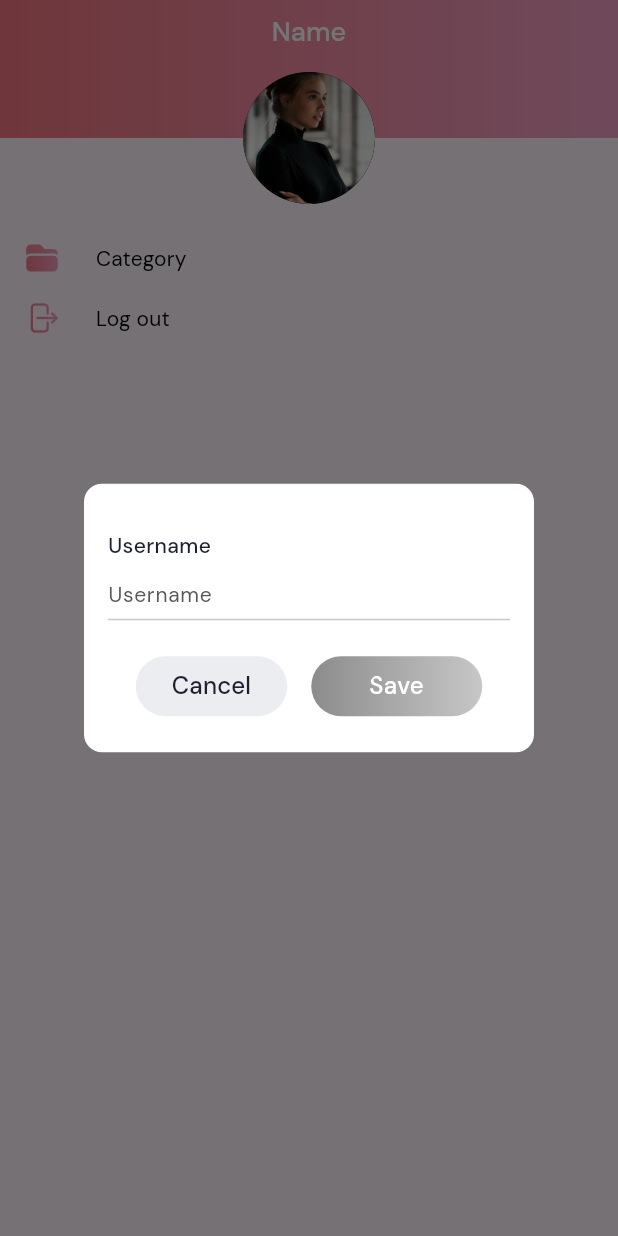
After one commit to L2T-Team/Pocketbook, a Flutter app: the SettingView screen opened by its route, after a tap on "Name", on a phone screen of 412 x 824 dp. The commit adds this screen. Run offline on Flutter 3.47's test engine with Material 3 defaults, Android fonts, the phone set to English and light mode, and no system bars; our stand-ins replace cached_network_image, cloud_firestore, connectivity_plus, dartz, dio, easy_debounce and 13 more; missing offline and left inert: tap_debouncer; accounts and stored records are empty.

Commit message:
10 - Update name + Hình ảnh Profile

```diff
--- /dev/null
+++ b/lib/model/responses/user_model.dart
@@ -0,0 +1,43 @@
+class AvatarModel {
+  String? id;
+  String? avatar;
+
+  AvatarModel({
+    this.id,
+    this.avatar,
+  });
+
+  AvatarModel.fromJson(dynamic json) {
+    id = json['id'] ?? '';
+    avatar = json['avatar'] ?? '';
+  }
+
+  Map<String, dynamic> toJson() {
+    return {
+      'id': id,
+      'avatar': avatar,
+    };
+  }
+}
+
+class UserNameModel {
+  String? id;
+  String? username;
+
+  UserNameModel({
+    this.id,
+    this.username,
+  });
+
+  UserNameModel.fromJson(dynamic json) {
+    id = json['id'] ?? '';
+    username = json['username'] ?? '';
+  }
+
+  Map<String, dynamic> toJson() {
+    return {
+      'id': id,
+      'username': username,
+    };
+  }
+}
--- a/lib/utils/app_constant.dart
+++ b/lib/utils/app_constant.dart
@@ -149,6 +149,8 @@ class EventConstant {
   static const String categoryEvent = 'category_event';
   static const String transactionEvent = 'transaction_event';
   static const String navigateHomeEvent = 'navigate_home_event';
+  static const String updateAvatarEvent = 'update_avatar_event';
+
 }
 
 /// CollectionConstant
@@ -157,6 +159,8 @@ class CollectionConstant {
   static const String category = 'Category';
   static const String transaction = 'Transaction';
   static const String kidConfirm = 'Kid-Confirm';
+  static const String avatar = 'Avatar';
+  static const String username = 'User-Name';
 }
 
 /// AppConstant
--- a/lib/views/home/home_view.dart
+++ b/lib/views/home/home_view.dart
@@ -24,6 +24,7 @@ class HomeView extends GetWidget<HomeController> {
                   total: controller.total.value,
                   income: controller.income.value,
                   expense: controller.expense.value,
+                  avatarUrl: controller.avatarUrl.value
                 ),
               ),
 
--- a/lib/views/setting/add_edit_category/add_edit_category_controller.dart
+++ b/lib/views/setting/add_edit_category/add_edit_category_controller.dart
@@ -121,7 +121,6 @@ class AddEditCategoryController extends GetxController {
 
       uploadTask.whenComplete(() async {
         imageUrl.value = await storageRef.getDownloadURL();
-        // AppConstant.imageBaseUrl + nameImage;
         isLoading(false);
         validateButtonAction();
       });
@@ -170,7 +169,7 @@ class AddEditCategoryController extends GetxController {
       isLoading(false);
     } catch (_) {
       isLoading(false);
-      AppHelper.showError(LanguageKey.somethingWentWrong.tr);
+      // AppHelper.showError(LanguageKey.somethingWentWrong.tr);
     }
   }
 }
--- a/lib/views/setting/add_edit_category/add_edit_category_view.dart
+++ b/lib/views/setting/add_edit_category/add_edit_category_view.dart
@@ -1,5 +1,4 @@
 import 'package:cached_network_image/cached_network_image.dart';
-import 'package:flutter/cupertino.dart';
 import 'package:flutter/material.dart';
 import 'package:flutter_spinkit/flutter_spinkit.dart';
 import 'package:get/get.dart';
--- a/lib/views/setting/setting_controller.dart
+++ b/lib/views/setting/setting_controller.dart
@@ -1,9 +1,24 @@
+import 'dart:io';
+
+import 'package:cloud_firestore/cloud_firestore.dart';
+import 'package:firebase_auth/firebase_auth.dart';
+import 'package:firebase_storage/firebase_storage.dart';
 import 'package:flutter/material.dart';
 import 'package:get/get.dart';
+import 'package:image_cropper/image_cropper.dart';
+import 'package:image_picker/image_picker.dart';
+import 'package:pocketbook/language/language.dart';
+import 'package:pocketbook/model/responses/user_model.dart';
+import 'package:pocketbook/my_app.dart';
+import 'package:pocketbook/utils/app_constant.dart';
+import 'package:pocketbook/utils/app_helper.dart';
 import 'package:pocketbook/utils/app_routes.dart';
+import 'package:pocketbook/views/setting/add_edit_category/widget/photo_popup.dart';
+import 'package:pocketbook/views/setting/widget/edit_username_popup.dart';
 import 'package:pocketbook/views/setting/widget/logout_popup.dart';
 import 'package:shared_preferences/shared_preferences.dart';
 import 'package:pocketbook/repos/auth_repo.dart';
+import 'package:uuid/uuid.dart';
 
 class SettingController extends GetxController {
   AuthRepo authRepo;
@@ -14,10 +29,75 @@ class SettingController extends GetxController {
     required this.sharedPreferences,
   });
 
+  final Rx<bool> isLoading = Rx<bool>(false);
+  final Rx<String> avatarUrl = Rx<String>('');
+  final Rx<String> username = Rx<String>('');
+  final FocusNode focusNodeUsername = FocusNode();
+  final TextEditingController controllerUsername = TextEditingController();
+  final Rx<bool> isFocusUsername = Rx<bool>(false);
+  final Rxn<AvatarModel> avatarModel = Rxn<AvatarModel>();
+  final Rxn<UserNameModel> usernameModel = Rxn<UserNameModel>();
+
   /// Init
   @override
   void onInit() {
     super.onInit();
+    focusNodeUsername.addListener(_onFocusChangeUsername);
+
+    ///
+    getAvatar();
+    getUserName();
+  }
+
+  @override
+  void dispose() {
+    super.dispose();
+    focusNodeUsername.removeListener(_onFocusChangeUsername);
+    focusNodeUsername.dispose();
+  }
+
+  void _onFocusChangeUsername() {
+    isFocusUsername.value = focusNodeUsername.hasFocus;
+  }
+
+  //////////////////////////////////////////////////////////
+  /// Get Avatar
+  //////////////////////////////////////////////////////////
+  void getAvatar() async {
+    try {
+      final user = FirebaseAuth.instance.currentUser;
+      final itemFirebase = (await FirebaseFirestore.instance
+          .collection(CollectionConstant.user)
+          .doc(user?.uid ?? '')
+          .collection(CollectionConstant.avatar)
+          .doc(user?.uid ?? '')
+          .get());
+      final AvatarModel avatarF = AvatarModel.fromJson(itemFirebase);
+      if ((avatarF.avatar ?? '').isNotEmpty) {
+        avatarModel.value = avatarF;
+        avatarUrl.value = avatarModel.value?.avatar ?? '';
+      }
+    } catch (_) {}
+  }
+
+  //////////////////////////////////////////////////////////
+  /// Get Username
+  //////////////////////////////////////////////////////////
+  void getUserName() async {
+    try {
+      final user = FirebaseAuth.instance.currentUser;
+      final itemFirebase = (await FirebaseFirestore.instance
+          .collection(CollectionConstant.user)
+          .doc(user?.uid ?? '')
+          .collection(CollectionConstant.username)
+          .doc(user?.uid ?? '')
+          .get());
+      final UserNameModel userF = UserNameModel.fromJson(itemFirebase);
+      if ((userF.username ?? '').isNotEmpty) {
+        usernameModel.value = userF;
+        username.value = usernameModel.value?.username ?? '';
+      }
+    } catch (_) {}
   }
 
   /// Logout Action
@@ -35,4 +115,139 @@ class SettingController extends GetxController {
   void navigateCategory() {
     Get.toNamed(RoutesName.category);
   }
+
+  /// Photo Action
+  void photoAction(BuildContext context) {
+    showDialog(
+      context: context,
+      useSafeArea: false,
+      builder: (context) {
+        return PhotoPopup(
+          takePhoto: (XFile file) {
+            cropCircleImage(context, file);
+          },
+          choosePhoto: (XFile file) {
+            cropCircleImage(context, file);
+          },
+        );
+      },
+    );
+  }
+
+  /// Edit Username
+  void editUserNameAction(BuildContext context) {
+    controllerUsername.text = username.value;
+    showDialog(
+      context: context,
+      useSafeArea: false,
+      builder: (context) {
+        return Obx(
+          () => EditUsernamePopup(
+            confirmAction: () async {
+              try {
+                final user = FirebaseAuth.instance.currentUser;
+                final UserNameModel request = UserNameModel(
+                  id: user?.uid ?? '',
+                  username: controllerUsername.text,
+                );
+                if (usernameModel.value == null) {
+                  /// Add New
+                  await FirebaseFirestore.instance
+                      .collection(CollectionConstant.user)
+                      .doc(user?.uid ?? '')
+                      .collection(CollectionConstant.username)
+                      .doc(user?.uid ?? '')
+                      .set(request.toJson());
+                } else {
+                  /// Edit
+                  await FirebaseFirestore.instance
+                      .collection(CollectionConstant.user)
+                      .doc(user?.uid ?? '')
+                      .collection(CollectionConstant.username)
+                      .doc(user?.uid ?? '')
+                      .update(request.toJson());
+                }
+                usernameModel.value = request;
+                username.value = usernameModel.value?.username ?? '';
+                isLoading(false);
+              } catch (_) {
+                isLoading(false);
+                AppHelper.showError(LanguageKey.somethingWentWrong.tr);
+              }
+            },
+            focusNodeUsername: focusNodeUsername,
+            controllerUsername: controllerUsername,
+            isFocusUsername: isFocusUsername.value,
+          ),
+        );
+      },
+    );
+  }
+
+  /// Crop Circle Image
+  void cropCircleImage(BuildContext context, XFile file) async {
+    try {
+      CroppedFile? croppedFile = await ImageCropper().cropImage(
+        sourcePath: file.path,
+        aspectRatioPresets: [
+          CropAspectRatioPreset.square,
+        ],
+        cropStyle: CropStyle.circle,
+        uiSettings: [
+          AndroidUiSettings(
+              toolbarTitle: '',
+              toolbarColor: Colors.deepOrange,
+              toolbarWidgetColor: Colors.white,
+              initAspectRatio: CropAspectRatioPreset.original,
+              lockAspectRatio: false),
+          IOSUiSettings(
+            title: '',
+          ),
+          WebUiSettings(
+            context: context,
+          ),
+        ],
+      );
+      isLoading(true);
+
+      /// Upload
+      final path = croppedFile?.path ?? '';
+      final nameImage = '${const Uuid().v4()}.jpg';
+      final metadata = SettableMetadata(contentType: "image/jpeg");
+      final storageRef = FirebaseStorage.instance.ref().child(nameImage);
+      final uploadTask = storageRef.putFile(File(path), metadata);
+
+      uploadTask.whenComplete(() async {
+        avatarUrl.value = await storageRef.getDownloadURL();
+        final user = FirebaseAuth.instance.currentUser;
+        final AvatarModel request = AvatarModel(
+          id: user?.uid ?? '',
+          avatar: avatarUrl.value,
+        );
+        if (avatarModel.value == null) {
+          /// Add New
+          await FirebaseFirestore.instance
+              .collection(CollectionConstant.user)
+              .doc(user?.uid ?? '')
+              .collection(CollectionConstant.avatar)
+              .doc(user?.uid ?? '')
+              .set(request.toJson());
+        } else {
+          /// Edit
+          await FirebaseFirestore.instance
+              .collection(CollectionConstant.user)
+              .doc(user?.uid ?? '')
+              .collection(CollectionConstant.avatar)
+              .doc(user?.uid ?? '')
+              .update(request.toJson());
+        }
+        avatarModel.value = request;
+        eventBus.fire(EventConstant.updateAvatarEvent);
+        isLoading(false);
+      });
+    } catch (_) {
+      isLoading(false);
+      // AppHelper.showError(LanguageKey.somethingWentWrong.tr);
+    }
+  }
 }
--- a/lib/views/setting/setting_view.dart
+++ b/lib/views/setting/setting_view.dart
@@ -1,8 +1,8 @@
-
 import 'package:flutter/material.dart';
 import 'package:get/get.dart';
 import 'package:pocketbook/language/language.dart';
 import 'package:pocketbook/utils/app_asset.dart';
+import 'package:pocketbook/utils/app_helper.dart';
 import 'package:pocketbook/utils/app_style.dart';
 import 'package:pocketbook/views/setting/setting_controller.dart';
 import 'package:pocketbook/views/setting/widget/avatar_header_widget.dart';
@@ -16,10 +16,24 @@ class SettingView extends GetWidget<SettingController> {
       resizeToAvoidBottomInset: false,
       body: GestureDetector(
         onTap: () => FocusScope.of(context).unfocus(),
-        child: Column(
+        child: Stack(
+          children: [
+            Column(
               children: [
                 /// Header
-            const AvatarHeaderWidget(username: 'Lam Le',),
+                Obx(
+                  () => AvatarHeaderWidget(
+                    username: controller.username.value,
+                    avatarUrl: controller.avatarUrl.value,
+                    onTapAvatar: () {
+                      controller.photoAction(context);
+                    },
+                    onTapUserName: () {
+                      controller.editUserNameAction(context);
+                    },
+                  ),
+                ),
+
                 /// Body
                 Expanded(
                   child: Column(
@@ -43,6 +57,13 @@ class SettingView extends GetWidget<SettingController> {
                       ),
                     ],
                   ),
+                ),
+              ],
+            ),
+
+            /// Loading
+            Obx(
+              () => AppHelper.buildLoading(controller.isLoading.value),
             ),
           ],
         ),
--- a/lib/views/setting/widget/avatar_header_widget.dart
+++ b/lib/views/setting/widget/avatar_header_widget.dart
@@ -1,13 +1,22 @@
-import 'package:flutter/cupertino.dart';
-import 'package:flutter/widgets.dart';
+import 'package:cached_network_image/cached_network_image.dart';
+import 'package:flutter/material.dart';
+import 'package:flutter_spinkit/flutter_spinkit.dart';
+import 'package:pocketbook/language/language.dart';
 import 'package:pocketbook/utils/app_asset.dart';
 import 'package:pocketbook/utils/app_style.dart';
+import 'package:get/get.dart';
 
 class AvatarHeaderWidget extends StatelessWidget {
   final String username;
+  final String avatarUrl;
+  final Function onTapAvatar;
+  final Function onTapUserName;
   const AvatarHeaderWidget({
     super.key,
     required this.username,
+    required this.avatarUrl,
+    required this.onTapAvatar,
+    required this.onTapUserName,
   });
 
   @override
@@ -33,14 +42,27 @@ class AvatarHeaderWidget extends StatelessWidget {
                 height: 42,
                 margin: const EdgeInsets.symmetric(horizontal: 10),
                 alignment: Alignment.center,
+                child: TextButton(
+                  style: TextButton.styleFrom(
+                    minimumSize: Size.zero,
+                    padding: EdgeInsets.zero,
+                    tapTargetSize: MaterialTapTargetSize.shrinkWrap,
+                  ),
+                  onPressed: () {
+                    onTapUserName();
+                  },
+                  child: Padding(
+                    padding: const EdgeInsets.symmetric(horizontal: 12, vertical: 8),
                     child: Text(
-                  username,
+                      username.isEmpty ? LanguageKey.name.tr : username,
                       textAlign: TextAlign.center,
                       style: TextStyles.mediumTextStyle(
                         size: 18.0,
                         color: AppColor.white,
                       ),
                       maxLines: 1,
+                    ),
+                  ),
                 ),
               ),
             ],
@@ -60,7 +82,28 @@ class AvatarHeaderWidget extends StatelessWidget {
               borderRadius: BorderRadius.circular(44.0),
               color: AppColor.grey1E2A3B,
             ),
-            child: Image.asset(
+            child: TextButton(
+              style: TextButton.styleFrom(
+                minimumSize: Size.zero,
+                padding: EdgeInsets.zero,
+                tapTargetSize: MaterialTapTargetSize.shrinkWrap,
+              ),
+              onPressed: () {
+                onTapAvatar();
+              },
+              child: ClipRRect(
+                borderRadius: BorderRadius.circular(44.0),
+                child: (avatarUrl).isNotEmpty
+                    ? CachedNetworkImage(
+                        imageUrl: (avatarUrl),
+                        width: 88.0,
+                        height: 88.0,
+                        fit: BoxFit.cover,
+                        placeholder: (context, url) => SpinKitCircle(
+                          color: Colors.black.withOpacity(0.5),
+                        ),
+                      )
+                    : Image.asset(
                         AppImages.icAvatar,
                         width: 88.0,
                         height: 88.0,
@@ -68,6 +111,8 @@ class AvatarHeaderWidget extends StatelessWidget {
                       ),
               ),
             ),
+          ),
+        ),
       ],
     );
   }
--- /dev/null
+++ b/lib/views/setting/widget/edit_username_popup.dart
@@ -0,0 +1,193 @@
+import 'package:flutter/material.dart';
+import 'package:pocketbook/language/language.dart';
+import 'package:pocketbook/utils/app_style.dart';
+import 'package:get/get.dart';
+import 'package:pocketbook/views/login/widget/text_field_widget.dart';
+
+class EditUsernamePopup extends StatefulWidget {
+  final Function confirmAction;
+  final FocusNode focusNodeUsername;
+  final TextEditingController controllerUsername;
+  final bool isFocusUsername;
+  const EditUsernamePopup({
+    super.key,
+    required this.confirmAction,
+    required this.focusNodeUsername,
+    required this.controllerUsername,
+    required this.isFocusUsername,
+  });
+
+  @override
+  State<StatefulWidget> createState() {
+    return EditUsernamePopupState();
+  }
+}
+
+class EditUsernamePopupState extends State<EditUsernamePopup> {
+  bool isEnableButton = false;
+
+  @override
+  void initState() {
+    super.initState();
+    validateButtonAction();
+  }
+
+  void validateButtonAction() {
+    Future.delayed(const Duration(milliseconds: 20)).then((value) {
+      isEnableButton = widget.controllerUsername.text.trim().isNotEmpty;
+      setState(() {});
+    });
+  }
+
+  @override
+  Widget build(BuildContext context) {
+    return Material(
+      color: Colors.transparent,
+      child: Column(
+        children: [
+          const Expanded(child: SizedBox()),
+          Container(
+            width: 300.0,
+            padding: const EdgeInsets.symmetric(
+              vertical: 24.0,
+              horizontal: 16.0,
+            ),
+            decoration: BoxDecoration(
+              borderRadius: BorderRadius.circular(12.0),
+              color: AppColor.white,
+            ),
+            child: Column(
+              children: [
+                /// Title
+                // Container(
+                //   margin: const EdgeInsets.only(bottom: 12.0),
+                //   alignment: Alignment.topCenter,
+                //   child: Text(
+                //     LanguageKey.babyVisitConfirm.tr,
+                //     textAlign: TextAlign.center,
+                //     style: TextStyles.mediumTextStyle(
+                //       size: 16.0,
+                //       color: AppColor.black1C2030,
+                //     ),
+                //   ),
+                // ),
+
+                /// Sub Title
+                Container(
+                  margin: const EdgeInsets.only(top: 10, bottom: 24.0),
+                  child: TextFieldWidget(
+                    titleLabel: LanguageKey.username.tr,
+                    focusNode: widget.focusNodeUsername,
+                    controller: widget.controllerUsername,
+                    hintText: LanguageKey.username.tr,
+                    onChange: (String text) {
+                      validateButtonAction();
+                    },
+                    isFocus: widget.isFocusUsername,
+                  ),
+                ),
+
+                /// Button
+                Row(
+                  mainAxisAlignment: MainAxisAlignment.center,
+                  children: [
+                    /// Cancel
+                    Container(
+                      height: 40.0,
+                      width: 101.0,
+                      decoration: BoxDecoration(
+                        borderRadius: BorderRadius.circular(24.0),
+                        color: AppColor.greyECEDF1,
+                      ),
+                      child: ClipRRect(
+                        borderRadius: BorderRadius.circular(24.0),
+                        child: TextButton(
+                          style: TextButton.styleFrom(
+                            minimumSize: Size.zero,
+                            padding: EdgeInsets.zero,
+                            tapTargetSize: MaterialTapTargetSize.shrinkWrap,
+                          ),
+                          onPressed: () {
+                            /// Tap
+                            Get.back();
+                          },
+                          child: Text(
+                            LanguageKey.cancel.tr,
+                            textAlign: TextAlign.center,
+                            style: TextStyles.mediumTextStyle(
+                              size: 16.0,
+                              color: AppColor.black1C2030,
+                            ),
+                          ),
+                        ),
+                      ),
+                    ),
+
+                    const SizedBox(width: 16.0),
+
+                    /// Save
+                    Container(
+                      height: 40.0,
+                      width: 114.0,
+                      decoration: BoxDecoration(
+                        borderRadius: BorderRadius.circular(24.0),
+                        gradient: LinearGradient(
+                          begin: Alignment.centerLeft,
+                          end: Alignment.centerRight,
+                          colors: !isEnableButton
+                              ? [
+                                  AppColor.grey8C8C8C,
+                                  AppColor.greyC7C7C7,
+                                ]
+                              : [
+                                  AppColor.pinkF27781,
+                                  AppColor.pinkF2A0C6,
+                                ],
+                        ),
+                      ),
+                      alignment: Alignment.center,
+                      child: ClipRRect(
+                        borderRadius: BorderRadius.circular(24.0),
+                        child: isEnableButton
+                            ? TextButton(
+                                style: TextButton.styleFrom(
+                                  minimumSize: Size.zero,
+                                  padding: EdgeInsets.zero,
+                                  tapTargetSize:
+                                      MaterialTapTargetSize.shrinkWrap,
+                                ),
+                                onPressed: () {
+                                  /// Tap
+                                  Get.back();
+                                  widget.confirmAction();
+                                },
+                                child: Text(
+                                  LanguageKey.save.tr,
+                                  textAlign: TextAlign.center,
+                                  style: TextStyles.mediumTextStyle(
+                                    size: 16.0,
+                                    color: AppColor.white,
+                                  ),
+                                ),
+                              )
+                            : Text(
+                                LanguageKey.save.tr,
+                                textAlign: TextAlign.center,
+                                style: TextStyles.mediumTextStyle(
+                                  size: 16.0,
+                                  color: AppColor.white,
+                                ),
+                              ),
+                      ),
+                    ),
+                  ],
+                ),
+              ],
+            ),
+          ),
+          const Expanded(child: SizedBox()),
+        ],
+      ),
+    );
+  }
+}
```
Also changed, not shown: lib/views/home/home_controller.dart (+24 -0 lines), lib/views/home/widget/home_header_widget.dart (+28 -6 lines), lib/views/setting/add_edit_category/widget/photo_popup.dart (+6 -1 lines). Lines whose indentation alone changed are shown as unchanged.
